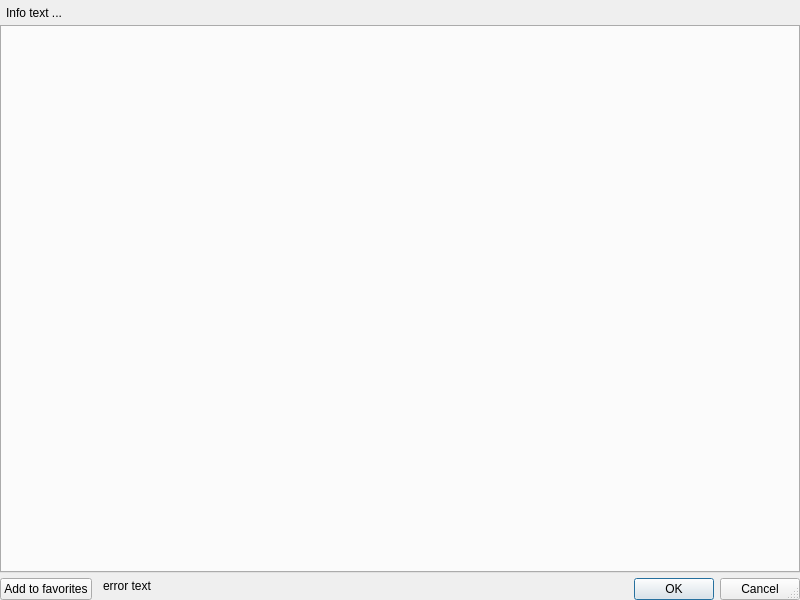
The window that Plugins/org.mitk.gui.qt.common/src/QmitkNodeSelectionDialog.ui (MITK/MITK) describes before a commit, drawn with Qt 5.
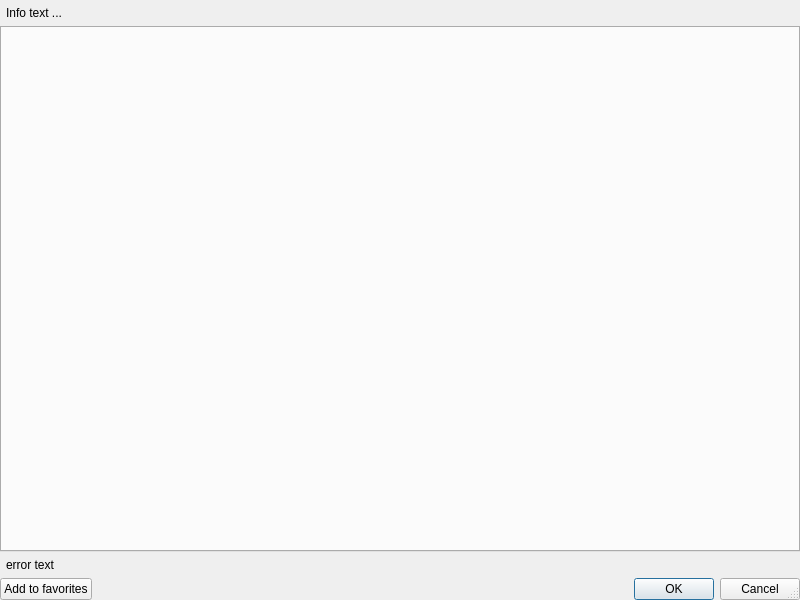
The same window after the commit.

Commit message: Optimized NodeSelectionDialog layout.

Patch:
```diff
--- a/Plugins/org.mitk.gui.qt.common/src/QmitkNodeSelectionDialog.ui
+++ b/Plugins/org.mitk.gui.qt.common/src/QmitkNodeSelectionDialog.ui
@@ -21,7 +21,7 @@
   </property>
   <layout class="QVBoxLayout" name="verticalLayout">
    <property name="spacing">
-    <number>5</number>
+    <number>0</number>
    </property>
    <property name="leftMargin">
     <number>0</number>
@@ -46,6 +46,9 @@
      <property name="rightMargin">
       <number>6</number>
      </property>
+     <property name="bottomMargin">
+      <number>6</number>
+     </property>
      <item>
       <widget class="QLabel" name="hint">
        <property name="frameShape">
@@ -77,6 +80,29 @@
      </property>
     </widget>
    </item>
+   <item>
+    <layout class="QVBoxLayout" name="layoutError">
+     <property name="leftMargin">
+      <number>6</number>
+     </property>
+     <property name="topMargin">
+      <number>6</number>
+     </property>
+     <property name="rightMargin">
+      <number>6</number>
+     </property>
+     <property name="bottomMargin">
+      <number>6</number>
+     </property>
+     <item>
+      <widget class="QLabel" name="error">
+       <property name="text">
+        <string>error text</string>
+       </property>
+      </widget>
+     </item>
+    </layout>
+   </item>
    <item>
     <layout class="QHBoxLayout" name="horizontalLayout">
      <item>
@@ -88,29 +114,6 @@
         <string>Add to favorites</string>
        </property>
       </widget>
-   </item>
-   <item>
-    <layout class="QVBoxLayout" name="verticalLayout_3">
-     <property name="leftMargin">
-      <number>6</number>
-     </property>
-     <property name="topMargin">
-      <number>0</number>
-     </property>
-     <property name="rightMargin">
-      <number>6</number>
-     </property>
-     <property name="bottomMargin">
-      <number>6</number>
-     </property>
-     <item>
-      <widget class="QLabel" name="error">
-       <property name="text">
-        <string>error text</string>
-       </property>
-      </widget>
-     </item>
-    </layout>
      </item>
      <item>
       <widget class="QDialogButtonBox" name="buttonBox">
```
Left out of the diff: 2 changed lines with no effect on the pictures. The commit also changes 2 other files.
